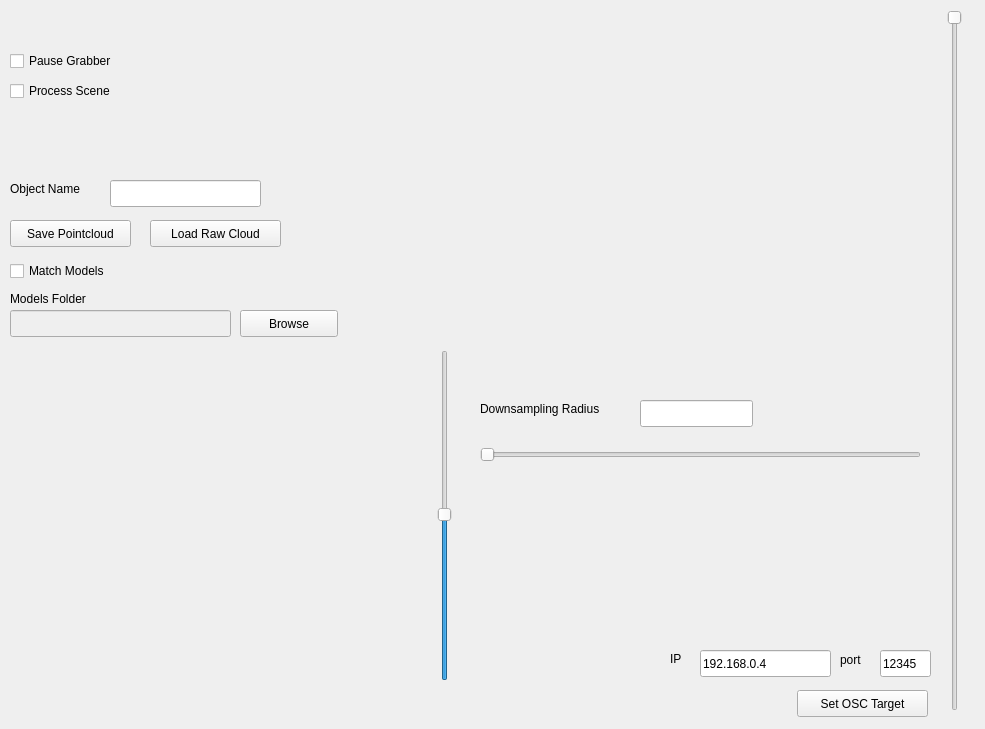
First picture: the form in KPO_GUI/kpoAppGui.ui, repository jbeuckm/kinect_pcl_osc_qt, before the edit.
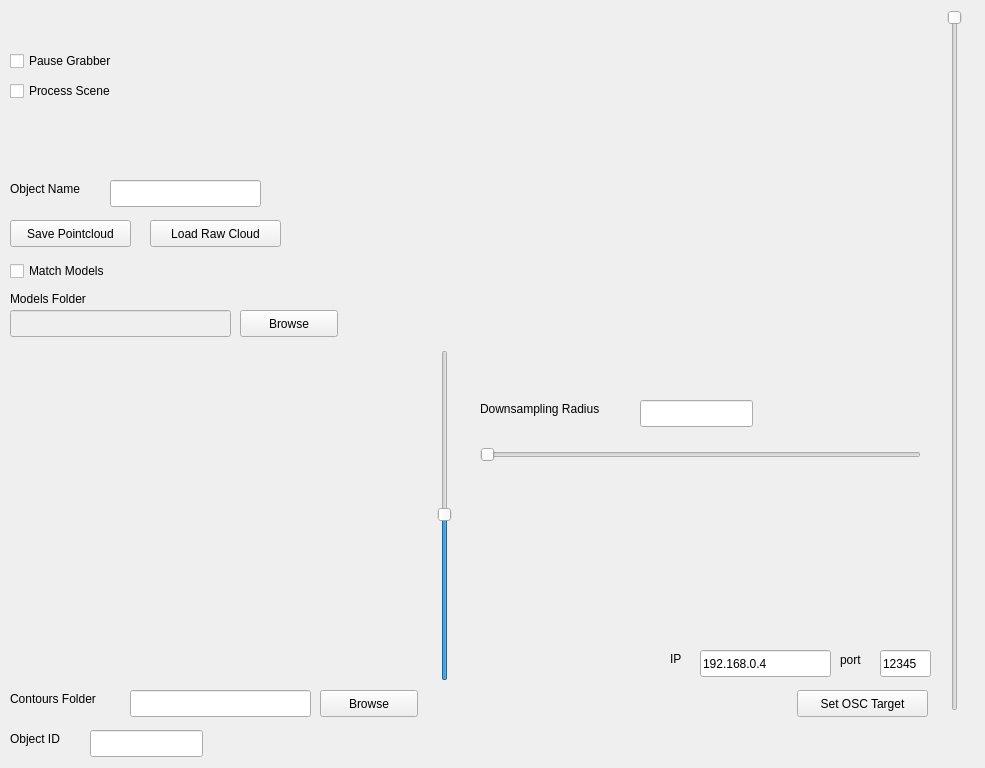
Second picture: the form after the edit. Custom widgets are drawn as their Qt base class.

Commit message: building ui to save contours folder

Diff of the .ui file:
```diff
--- a/KPO_GUI/kpoAppGui.ui
+++ b/KPO_GUI/kpoAppGui.ui
@@ -7,7 +7,7 @@
     <x>0</x>
     <y>0</y>
     <width>985</width>
-    <height>729</height>
+    <height>768</height>
    </rect>
   </property>
   <property name="sizePolicy">
@@ -339,6 +339,65 @@
      </rect>
     </property>
    </widget>
+   <widget class="QLabel" name="label_2">
+    <property name="geometry">
+     <rect>
+      <x>10</x>
+      <y>690</y>
+      <width>111</width>
+      <height>17</height>
+     </rect>
+    </property>
+    <property name="text">
+     <string>Contours Folder</string>
+    </property>
+   </widget>
+   <widget class="QLineEdit" name="contoursFolderTextInput">
+    <property name="geometry">
+     <rect>
+      <x>130</x>
+      <y>690</y>
+      <width>181</width>
+      <height>27</height>
+     </rect>
+    </property>
+   </widget>
+   <widget class="QLabel" name="label_7">
+    <property name="geometry">
+     <rect>
+      <x>10</x>
+      <y>730</y>
+      <width>66</width>
+      <height>17</height>
+     </rect>
+    </property>
+    <property name="text">
+     <string>Object ID</string>
+    </property>
+   </widget>
+   <widget class="QLineEdit" name="contourObjectIdTextInput">
+    <property name="geometry">
+     <rect>
+      <x>90</x>
+      <y>730</y>
+      <width>113</width>
+      <height>27</height>
+     </rect>
+    </property>
+   </widget>
+   <widget class="QPushButton" name="browseContoursFolderButton">
+    <property name="geometry">
+     <rect>
+      <x>320</x>
+      <y>690</y>
+      <width>98</width>
+      <height>27</height>
+     </rect>
+    </property>
+    <property name="text">
+     <string>Browse</string>
+    </property>
+   </widget>
   </widget>
  </widget>
  <customwidgets>
```
The commit also changes 5 other files.
